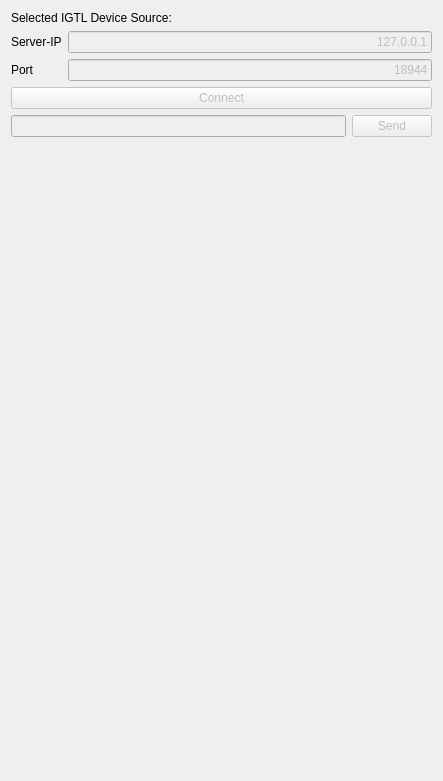
Above: Modules/OpenIGTLinkUI/Qmitk/QmitkIGTLDeviceSourceManagementWidgetControls.ui from MITK/MITK before the change. Below: the same form after it.
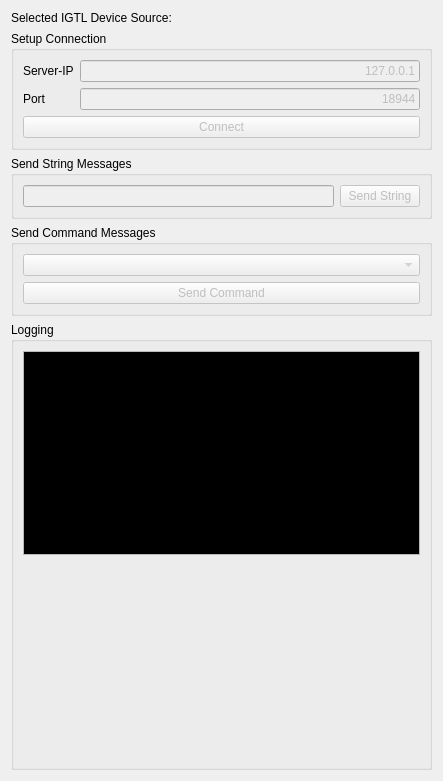
That is the form after the change.

Commit message: Updated the OpenIGTLink version Added all OpenIGTLink message types to the igtlmessagefactory Added functionality to send command messages Added a logging window

The edit to the form file:
```diff
--- a/Modules/OpenIGTLinkUI/Qmitk/QmitkIGTLDeviceSourceManagementWidgetControls.ui
+++ b/Modules/OpenIGTLinkUI/Qmitk/QmitkIGTLDeviceSourceManagementWidgetControls.ui
@@ -33,6 +33,12 @@
     </layout>
    </item>
    <item>
+    <widget class="QGroupBox" name="groupBox_3">
+     <property name="title">
+      <string>Setup Connection</string>
+     </property>
+     <layout class="QGridLayout" name="gridLayout">
+      <item row="0" column="0">
     <layout class="QGridLayout" name="gridLayout_2">
      <item row="2" column="0">
       <widget class="QLabel" name="label_3">
@@ -85,7 +91,7 @@
      </item>
     </layout>
    </item>
-   <item>
+      <item row="1" column="0">
     <widget class="QPushButton" name="butConnectWithServer">
      <property name="enabled">
       <bool>false</bool>
@@ -113,8 +119,15 @@
      </property>
     </widget>
    </item>
+     </layout>
+    </widget>
+   </item>
    <item>
-    <layout class="QHBoxLayout" name="horizontalLayout">
+    <widget class="QGroupBox" name="groupBox_2">
+     <property name="title">
+      <string>Send String Messages</string>
+     </property>
+     <layout class="QHBoxLayout" name="horizontalLayout_3">
      <item>
       <widget class="QLineEdit" name="editSend">
        <property name="enabled">
@@ -128,24 +141,74 @@
         <bool>false</bool>
        </property>
        <property name="text">
-        <string>Send</string>
+         <string>Send String</string>
        </property>
       </widget>
      </item>
     </layout>
+    </widget>
    </item>
    <item>
-    <spacer name="spacer2">
+    <widget class="QGroupBox" name="groupBox">
+     <property name="title">
+      <string>Send Command Messages</string>
+     </property>
+     <layout class="QVBoxLayout" name="verticalLayout">
+      <item>
+       <widget class="QComboBox" name="commandsComboBox">
+        <property name="enabled">
+         <bool>false</bool>
+        </property>
+        <property name="toolTip">
+         <string>Choose Command Message Type</string>
+        </property>
+       </widget>
+      </item>
+      <item>
+       <widget class="QPushButton" name="butSendCommand">
+        <property name="enabled">
+         <bool>false</bool>
+        </property>
+        <property name="text">
+         <string>Send Command</string>
+        </property>
+       </widget>
+      </item>
+     </layout>
+    </widget>
+   </item>
+   <item>
+    <widget class="QGroupBox" name="groupBox_4">
+     <property name="title">
+      <string>Logging</string>
+     </property>
+     <layout class="QVBoxLayout" name="verticalLayout_3">
+      <item>
+       <widget class="QTextEdit" name="m_Logging">
+        <property name="html">
+         <string>&lt;!DOCTYPE HTML PUBLIC &quot;-//W3C//DTD HTML 4.0//EN&quot; &quot;http://www.w3.org/TR/REC-html40/strict.dtd&quot;&gt;
+&lt;html&gt;&lt;head&gt;&lt;meta name=&quot;qrichtext&quot; content=&quot;1&quot; /&gt;&lt;style type=&quot;text/css&quot;&gt;
+p, li { white-space: pre-wrap; }
+&lt;/style&gt;&lt;/head&gt;&lt;body style=&quot; font-family:'Ubuntu'; font-size:11pt; font-weight:400; font-style:normal;&quot; bgcolor=&quot;#000000&quot;&gt;
+&lt;p style=&quot;-qt-paragraph-type:empty; margin-top:0px; margin-bottom:0px; margin-left:0px; margin-right:0px; -qt-block-indent:0; text-indent:0px;&quot;&gt;&lt;br /&gt;&lt;/p&gt;&lt;/body&gt;&lt;/html&gt;</string>
+        </property>
+       </widget>
+      </item>
+      <item>
+       <spacer name="verticalSpacer">
      <property name="orientation">
       <enum>Qt::Vertical</enum>
      </property>
      <property name="sizeHint" stdset="0">
       <size>
        <width>20</width>
-       <height>220</height>
+          <height>40</height>
       </size>
      </property>
     </spacer>
+      </item>
+     </layout>
+    </widget>
    </item>
   </layout>
  </widget>
```
Lines whose indentation alone changed are shown as unchanged. The commit also changes 12 other files.
